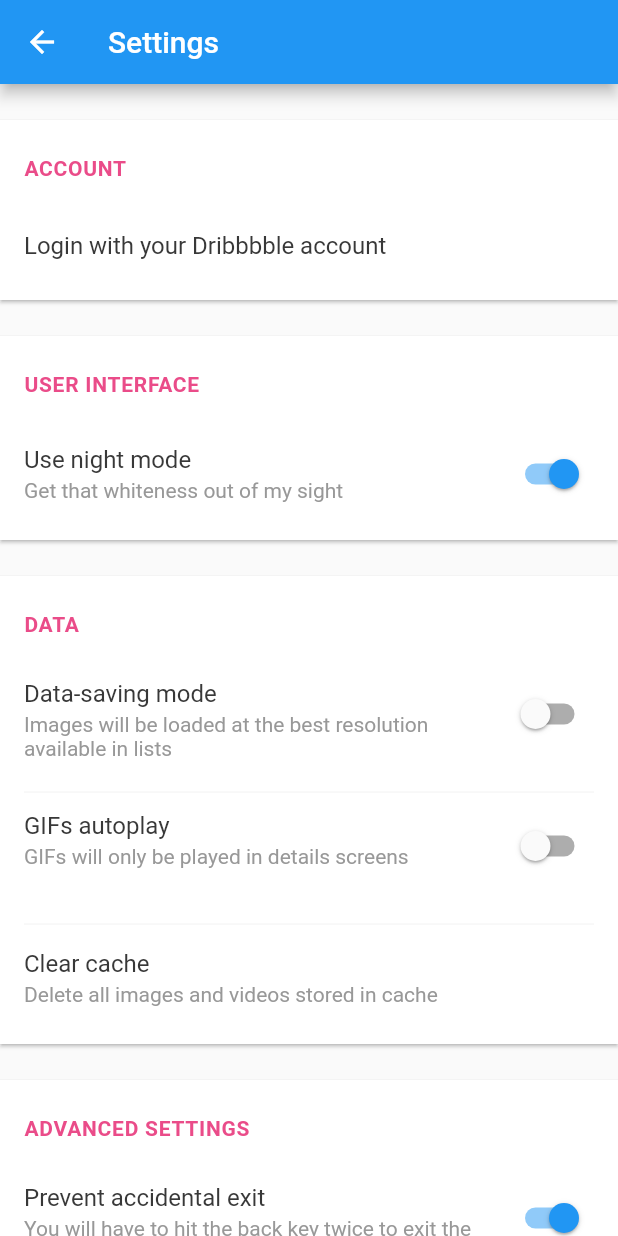
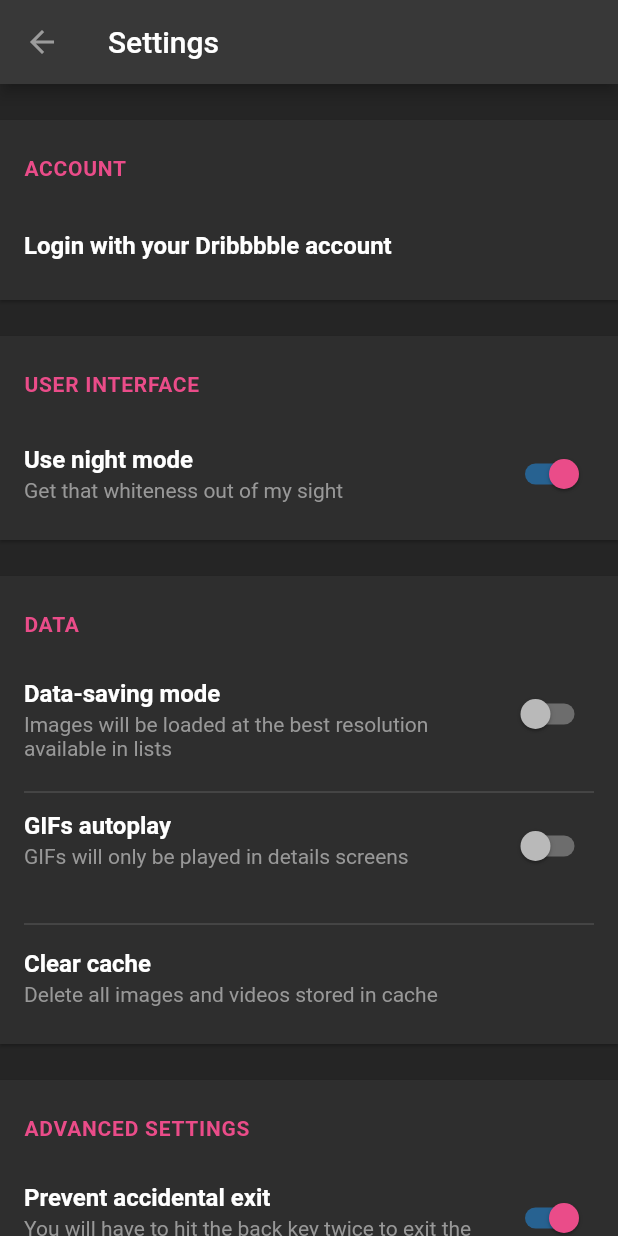
Before and after one commit to hanmajid/flutter_dribbble, a Flutter app: the SettingsPage screen opened by its route, after a tap on "Use night mode", on a phone screen of 412 x 824 dp. Run offline on Flutter 3.47's test engine with Material 2 defaults, Android fonts, the phone set to English and light mode, and no system bars; our stand-ins replace after_layout, share; network calls fail.

Commit message:
init night mode

```diff
--- a/lib/main.dart
+++ b/lib/main.dart
@@ -7,7 +7,8 @@ import 'package:flutter_dribbble/pages/content_detail_page.dart';
 import 'package:flutter_dribbble/pages/settings_page.dart';
 import 'package:flutter_dribbble/pages/whats_new_page.dart';
 import 'package:flutter_dribbble/routes/page_routes.dart';
-import 'package:flutter_dribbble/themes/themes.dart';
+import 'package:flutter_dribbble/themes/dark_theme.dart';
+import 'package:flutter_dribbble/themes/light_theme.dart';
 import 'package:provider/provider.dart';
 
 void main() => runApp(MyApp());
@@ -23,7 +24,7 @@ class MyApp extends StatelessWidget {
         return MaterialApp(
           debugShowCheckedModeBanner: false,
           title: 'Flutter Demo',
-          theme: !userData.isNightMode ? primaryThemeData : null,
+          theme: !userData.isNightMode ? lightThemeData : darkThemeData,
           initialRoute: '/',
           onGenerateRoute: (RouteSettings settings) {
             switch (settings.name) {
--- a/lib/pages/settings_page.dart
+++ b/lib/pages/settings_page.dart
@@ -35,6 +35,7 @@ class SettingsPage extends StatelessWidget {
                   onChanged: (bool value) {
                     userData.isNightMode = value;
                   },
+                  isDarkMode: userData.isNightMode,
                 )
               ],
             ),
@@ -50,6 +51,7 @@ class SettingsPage extends StatelessWidget {
                   onChanged: (bool value) {
                     userData.dataSavingMode = value;
                   },
+                  isDarkMode: userData.isNightMode,
                 ),
                 SettingsDivider(),
                 SettingsSwitchListTile(
@@ -60,6 +62,7 @@ class SettingsPage extends StatelessWidget {
                   onChanged: (bool value) {
                     userData.gifsAutoplay = value;
                   },
+                  isDarkMode: userData.isNightMode,
                 ),
                 SettingsDivider(),
                 SettingsListTile(
@@ -81,6 +84,7 @@ class SettingsPage extends StatelessWidget {
                   onChanged: (bool value) {
                     userData.preventAccidentalExit = value;
                   },
+                  isDarkMode: userData.isNightMode,
                 ),
                 SettingsDivider(),
                 SettingsSwitchListTile(
@@ -91,6 +95,7 @@ class SettingsPage extends StatelessWidget {
                   onChanged: (bool value) {
                     userData.openWebInApp = value;
                   },
+                  isDarkMode: userData.isNightMode,
                 ),
                 SettingsDivider(),
                 SettingsListTile(
--- a/lib/tab_views/content_list_tab_view.dart
+++ b/lib/tab_views/content_list_tab_view.dart
@@ -38,6 +38,8 @@ class _ContentListTabViewState extends State<ContentListTabView>
     data.add('viewDropdown');
     data.addAll(widget.contents);
     return RefreshIndicator(
+      backgroundColor: Theme.of(context).primaryColor,
+      color: Colors.white,
       onRefresh: widget.onRefresh,
       child: AnimatedList(
         key: widget.listKey,
--- /dev/null
+++ b/lib/themes/dark_theme.dart
@@ -0,0 +1,59 @@
+import 'package:flutter/material.dart';
+import 'package:flutter_dribbble/values/colors.dart';
+
+ThemeData darkThemeData = ThemeData(
+  scaffoldBackgroundColor: Color(0xff252525),
+  cardTheme: CardTheme(
+    color: darkGrey,
+  ),
+  primaryIconTheme: IconThemeData(
+    color: Color(0xff9c9c9c),
+  ),
+  iconTheme: IconThemeData(
+    color: grey,
+  ),
+  primaryColor: pink,
+  dividerColor: lightGrey,
+  textTheme: TextTheme(
+    title: TextStyle(
+      color: Colors.white,
+      fontWeight: FontWeight.bold,
+    ),
+    subtitle: TextStyle(
+      color: grey,
+    ),
+    subhead: TextStyle(
+      color: Colors.white,
+      fontWeight: FontWeight.bold,
+    ),
+    caption: TextStyle(
+      color: lighterGrey,
+    ),
+  ),
+  primaryTextTheme: TextTheme(
+    subhead: TextStyle(
+      color: Colors.white,
+      fontWeight: FontWeight.bold,
+    ),
+    caption: TextStyle(
+      color: lighterGrey,
+    ),
+  ),
+  appBarTheme: AppBarTheme(
+    color: mediumDarkGrey,
+  ),
+  tabBarTheme: TabBarTheme(
+    indicator: BoxDecoration(
+      border: Border(
+        bottom: BorderSide(
+          color: pink,
+          width: 3.0,
+        ),
+      ),
+    ),
+  ),
+  toggleableActiveColor: pink,
+  floatingActionButtonTheme: FloatingActionButtonThemeData(
+    backgroundColor: pink,
+  ),
+);
--- a/lib/themes/themes.dart
+++ b/lib/themes/light_theme.dart
@@ -1,10 +1,19 @@
 import 'package:flutter/material.dart';
 import 'package:flutter_dribbble/values/colors.dart';
 
-ThemeData primaryThemeData = ThemeData(
+ThemeData lightThemeData = ThemeData(
   scaffoldBackgroundColor: lightestGrey,
+  cardTheme: CardTheme(
+    color: Colors.white,
+  ),
+  primaryIconTheme: IconThemeData(
+    color: Color(0xff9c9c9c),
+  ),
+  iconTheme: IconThemeData(
+    color: grey,
+  ),
   primaryColor: pink,
-  dividerColor: lightGrey,
+  dividerColor: lightestGrey,
   textTheme: TextTheme(
     title: TextStyle(
       color: Colors.white,
@@ -14,21 +23,21 @@ ThemeData primaryThemeData = ThemeData(
       color: grey,
     ),
     subhead: TextStyle(
-      color: Colors.white,
-      fontWeight: FontWeight.bold,
-    ),
-  ),
-  primaryTextTheme: TextTheme(
-    subhead: TextStyle(
-      color: Colors.black,
+      color: mediumDarkGrey,
       fontWeight: FontWeight.bold,
     ),
     caption: TextStyle(
       color: lighterGrey,
     ),
   ),
-  iconTheme: IconThemeData(
-    color: grey,
+  primaryTextTheme: TextTheme(
+    subhead: TextStyle(
+      color: Colors.white,
+      fontWeight: FontWeight.bold,
+    ),
+    caption: TextStyle(
+      color: lighterGrey,
+    ),
   ),
   appBarTheme: AppBarTheme(
     color: mediumDarkGrey,
@@ -46,6 +55,5 @@ ThemeData primaryThemeData = ThemeData(
   toggleableActiveColor: pink,
   floatingActionButtonTheme: FloatingActionButtonThemeData(
     backgroundColor: pink,
-
-  )
+  ),
 );
--- a/lib/widgets/content_item.dart
+++ b/lib/widgets/content_item.dart
@@ -75,6 +75,7 @@ class ContentItemButton extends StatelessWidget {
   @override
   Widget build(BuildContext context) {
     return Material(
+      color: Colors.transparent,
       child: InkWell(
         onTap: onTap,
         child: Container(
@@ -126,7 +127,6 @@ class AnimatedContentItem extends AnimatedWidget {
       onTap: onTap,
       child: Card(
         elevation: animation.value,
-        color: Colors.white,
         shape: RoundedRectangleBorder(),
         margin: const EdgeInsets.only(
           bottom: 24.0,
@@ -160,11 +160,11 @@ class AnimatedContentItem extends AnimatedWidget {
                         children: <Widget>[
                           Text(
                             content.title,
-                            style: Theme.of(context).primaryTextTheme.subhead,
+                            style: Theme.of(context).textTheme.subhead,
                           ),
                           Text(
                             '${content.artistName}, ${content.createdAt.toString()}',
-                            style: Theme.of(context).primaryTextTheme.caption,
+                            style: Theme.of(context).textTheme.caption,
                           ),
                         ],
                       ),
--- a/lib/widgets/drawers.dart
+++ b/lib/widgets/drawers.dart
@@ -53,7 +53,9 @@ class MyDrawer extends StatelessWidget {
                 ),
               ),
             ),
-            Divider(),
+            Divider(
+              color: lightGrey,
+            ),
             DrawerListTile(
               icon: Icons.home,
               title: 'Home',
@@ -66,7 +68,9 @@ class MyDrawer extends StatelessWidget {
               isActive: false,
               onTap: () {},
             ),
-            Divider(),
+            Divider(
+              color: lightGrey,
+            ),
             DrawerListTile(
               icon: Icons.settings,
               title: 'Settings',
@@ -90,8 +94,6 @@ class MyDrawer extends StatelessWidget {
   }
 }
 
-
-
 class DrawerListTile extends StatelessWidget {
   final IconData icon;
   final String title;
@@ -107,15 +109,15 @@ class DrawerListTile extends StatelessWidget {
     return ListTile(
       leading: Icon(
         icon,
-        color: isActive
-            ? Theme.of(context).primaryColor
-            : Theme.of(context).iconTheme.color,
+        color: isActive ? Theme.of(context).primaryColor : Theme.of(context).iconTheme.color,
       ),
       title: Text(
         title,
-        style: Theme.of(context).textTheme.subhead.copyWith(
-              color: isActive ? Theme.of(context).primaryColor : null,
-            ),
+        style: isActive
+            ? Theme.of(context).textTheme.subhead.copyWith(
+                  color: Theme.of(context).primaryColor,
+                )
+            : Theme.of(context).primaryTextTheme.subhead,
       ),
       onTap: onTap,
     );
--- a/lib/widgets/settings.dart
+++ b/lib/widgets/settings.dart
@@ -48,31 +48,29 @@ class SettingsSwitchListTile extends StatelessWidget {
   final bool value;
   final onChanged;
   final bool isThreeLine;
+  final bool isDarkMode;
 
-  const SettingsSwitchListTile(
-      {Key key,
-      this.title,
-      this.subtitle,
-      this.value,
-      this.onChanged,
-      this.isThreeLine})
-      : super(key: key);
+  const SettingsSwitchListTile({
+    Key key,
+    this.title,
+    this.subtitle,
+    this.value,
+    this.onChanged,
+    this.isThreeLine,
+    @required this.isDarkMode,
+  }) : super(key: key);
 
   @override
   Widget build(BuildContext context) {
     return SwitchListTile(
+      inactiveThumbColor: isDarkMode ? Color(0xffb9b9b9) : Color(0xffececec),
+      inactiveTrackColor: isDarkMode ? Color(0xff6d6d6d) : Color(0xffb2b2b2),
       isThreeLine: isThreeLine,
       title: Text(
         title,
-        style: TextStyle(
-          color: mediumDarkGrey,
-        ),
       ),
       subtitle: Text(
         subtitle,
-        style: TextStyle(
-          color: lighterGrey,
-        ),
       ),
       value: value,
       onChanged: onChanged,
@@ -95,16 +93,10 @@ class SettingsListTile extends StatelessWidget {
     return ListTile(
       title: Text(
         title,
-        style: TextStyle(
-          color: mediumDarkGrey,
-        ),
       ),
       subtitle: subtitle != null
           ? Text(
               subtitle,
-              style: TextStyle(
-                color: lighterGrey,
-              ),
             )
           : null,
       trailing: trailing != null
@@ -125,7 +117,6 @@ class SettingsDivider extends StatelessWidget {
       padding: const EdgeInsets.symmetric(horizontal: 16.0),
       child: Divider(
         height: 0.0,
-        color: lightestGrey,
       ),
     );
   }
```
